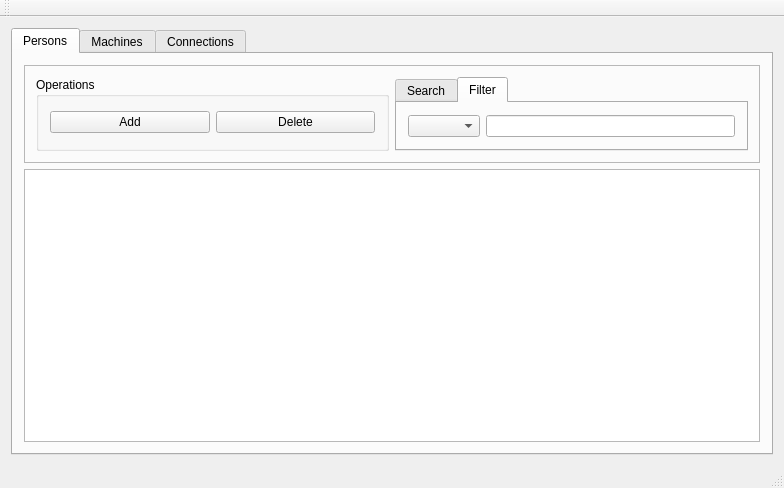
The window that Verklegt_Namskeid-Skil3/Verklegt_Namskeid-Skil3/mainwindow.ui (Indexu/Verklegt_Namskeid) describes before a commit, drawn with Qt 5.
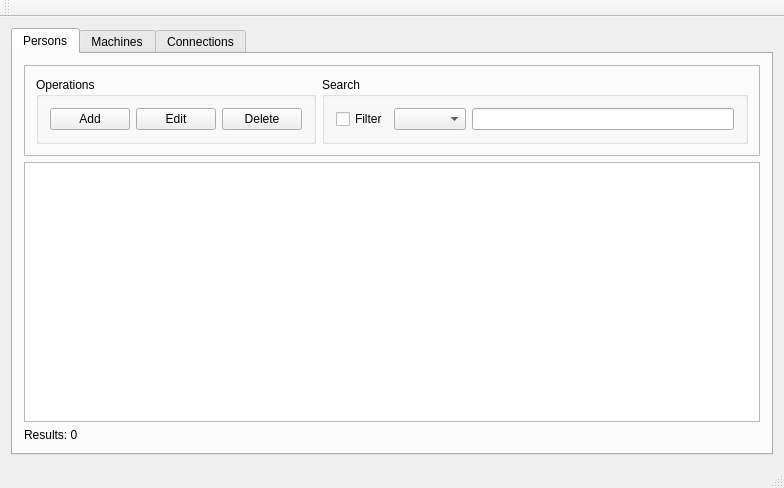
The same window after the commit. The open tabs and pages were chosen to show the change.

Commit message: UI adjustments. Statusbar messages. Renamed AddDialog to AddPersonDialog. Delete and edit button disable/enable behaviour

Diff of the .ui file:
```diff
--- a/Verklegt_Namskeid-Skil3/Verklegt_Namskeid-Skil3/mainwindow.ui
+++ b/Verklegt_Namskeid-Skil3/Verklegt_Namskeid-Skil3/mainwindow.ui
@@ -37,7 +37,7 @@
            <item>
             <widget class="QGroupBox" name="groupBox">
              <property name="sizePolicy">
-              <sizepolicy hsizetype="Expanding" vsizetype="Minimum">
+              <sizepolicy hsizetype="Minimum" vsizetype="Minimum">
                <horstretch>0</horstretch>
                <verstretch>0</verstretch>
               </sizepolicy>
@@ -53,6 +53,13 @@
                 </property>
                </widget>
               </item>
+              <item>
+               <widget class="QPushButton" name="personEditButton">
+                <property name="text">
+                 <string>Edit</string>
+                </property>
+               </widget>
+              </item>
               <item>
                <widget class="QPushButton" name="personDeleteButton">
                 <property name="text">
@@ -64,21 +71,18 @@
             </widget>
            </item>
            <item>
-            <widget class="QTabWidget" name="personTabs">
-             <property name="sizePolicy">
-              <sizepolicy hsizetype="Expanding" vsizetype="Minimum">
-               <horstretch>0</horstretch>
-               <verstretch>0</verstretch>
-              </sizepolicy>
-             </property>
-             <property name="currentIndex">
-              <number>0</number>
-             </property>
-             <widget class="QWidget" name="tab">
-              <attribute name="title">
+            <widget class="QGroupBox" name="groupBox_2">
+             <property name="title">
                <string>Search</string>
-              </attribute>
-              <layout class="QHBoxLayout" name="horizontalLayout_3">
+             </property>
+             <layout class="QHBoxLayout" name="horizontalLayout_5">
+              <item>
+               <widget class="QCheckBox" name="personFilterCheckBox">
+                <property name="text">
+                 <string>Filter</string>
+                </property>
+               </widget>
+              </item>
                <item>
                 <widget class="QComboBox" name="personSearchComboBox">
                  <property name="currentText">
@@ -94,20 +98,6 @@
                </item>
               </layout>
              </widget>
-             <widget class="QWidget" name="tab_2">
-              <attribute name="title">
-               <string>Filter</string>
-              </attribute>
-              <layout class="QHBoxLayout" name="horizontalLayout_2">
-               <item>
-                <widget class="QComboBox" name="personFilterComboBox"/>
-               </item>
-               <item>
-                <widget class="QLineEdit" name="personFilterField"/>
-               </item>
-              </layout>
-             </widget>
-            </widget>
            </item>
           </layout>
          </widget>
@@ -122,6 +112,13 @@
           </property>
          </widget>
         </item>
+        <item>
+         <widget class="QLabel" name="personResultsLabel">
+          <property name="text">
+           <string>Results: 0</string>
+          </property>
+         </widget>
+        </item>
        </layout>
       </widget>
       <widget class="QWidget" name="machinesTableTab">
```
Lines whose indentation alone changed are shown as unchanged. The commit also changes 10 other files.
